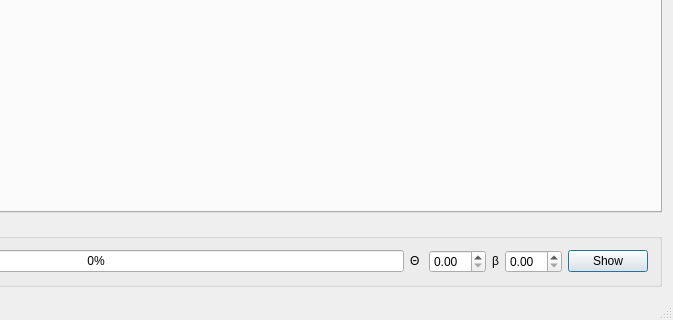
First picture: the form in ProjectX/mainwindow.ui, repository asvitenkov/ProjectX, before the edit; both pictures show x 237 to 910 and y 332 to 652 of the 910 by 652 pixel window.
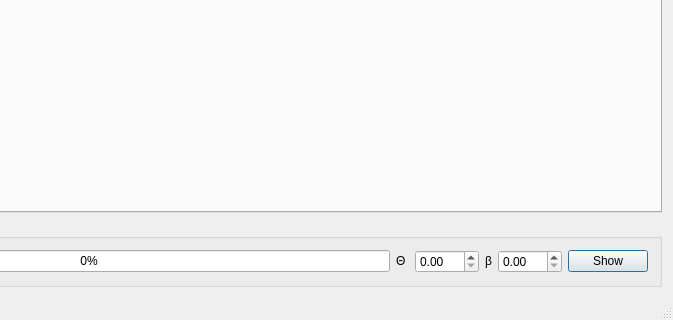
Second picture: the form after the edit.

Commit message: fix max and min angels values

```diff
--- a/ProjectX/mainwindow.ui
+++ b/ProjectX/mainwindow.ui
@@ -73,7 +73,11 @@
         </widget>
        </item>
        <item>
-        <widget class="QDoubleSpinBox" name="aSpinBox"/>
+        <widget class="QDoubleSpinBox" name="aSpinBox">
+         <property name="maximum">
+          <double>360.000000000000000</double>
+         </property>
+        </widget>
        </item>
        <item>
         <widget class="QLabel" name="label_3">
@@ -83,7 +87,11 @@
         </widget>
        </item>
        <item>
-        <widget class="QDoubleSpinBox" name="fiSphinBox"/>
+        <widget class="QDoubleSpinBox" name="fiSphinBox">
+         <property name="maximum">
+          <double>360.000000000000000</double>
+         </property>
+        </widget>
        </item>
        <item>
         <widget class="QPushButton" name="showButton">
```
Left out of the diff: 2 changed lines with no effect on the pictures. The commit also changes 1 other file.
